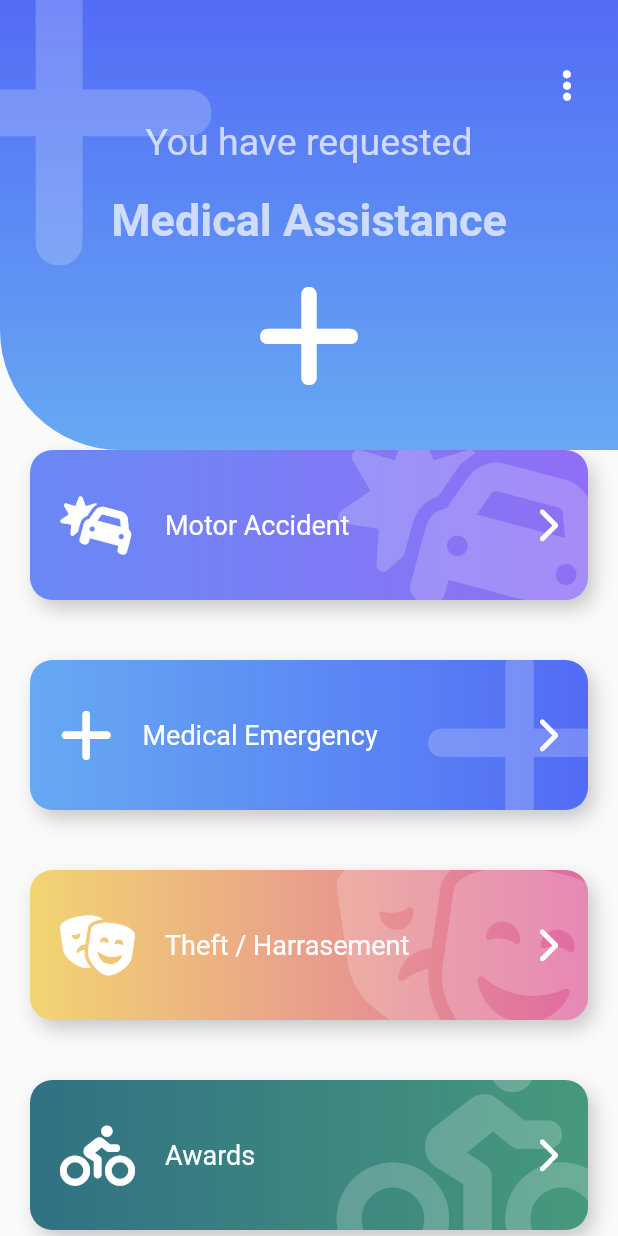
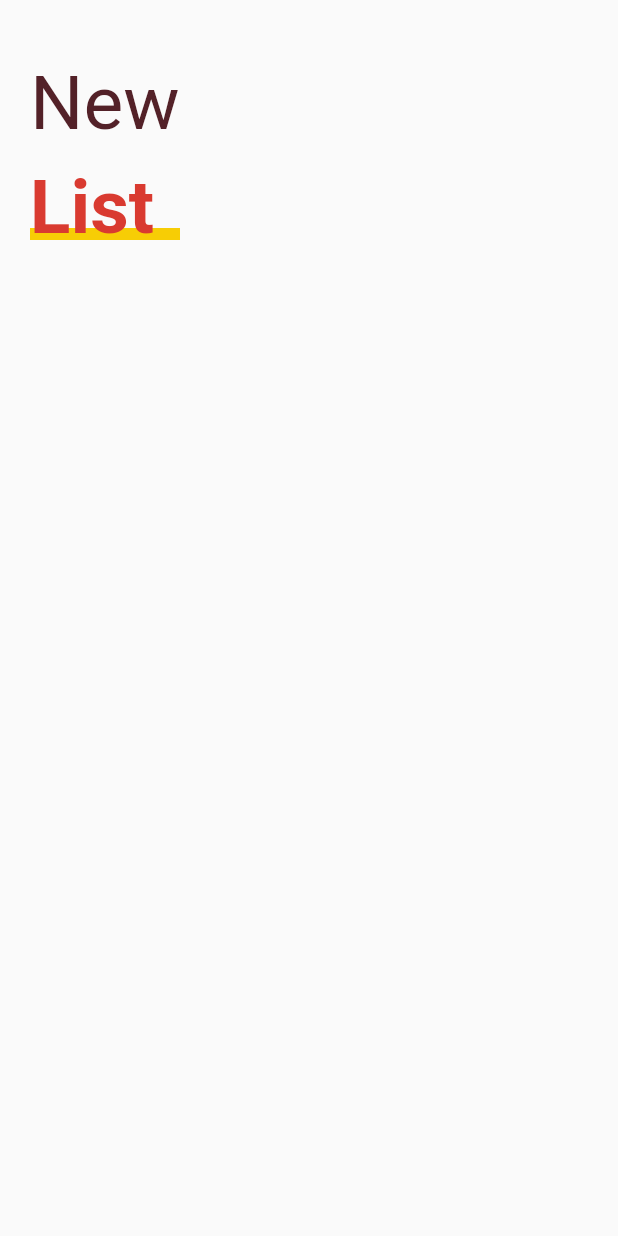
Before and after one commit to BryanParada/designsAppFM, a Flutter app: the screen it shows after launch, on a phone screen of 412 x 824 dp. Run offline on Flutter 3.47's test engine with Material 2 defaults, Android fonts, the phone set to English and light mode, and no system bars; our stand-ins replace animate_do, flutter_svg, font_awesome_flutter.

Commit message:
FM110 - basic design of Sliver APP

```diff
--- a/lib/main.dart
+++ b/lib/main.dart
@@ -5,7 +5,8 @@
 //import 'package:designs_backgrounds/src/pages/graphs_circular_page.dart';
 //import 'package:designs_backgrounds/src/pages/slideshow_page.dart';
 //import 'package:designs_backgrounds/src/pages/pinterest_page.dart';
-import 'package:designs_backgrounds/src/pages/emergency_page.dart';
+//import 'package:designs_backgrounds/src/pages/emergency_page.dart';
+import 'package:designs_backgrounds/src/pages/sliver_list_page.dart';
 import 'package:flutter/material.dart';
 
 void main() => runApp(const MyApp());
@@ -18,7 +19,7 @@ class MyApp extends StatelessWidget {
     return MaterialApp(
       debugShowCheckedModeBanner: false,
       title: 'Designs App',
-      home: EmergencyPage()
+      home: SliverListPage()
     );
   }
 }
--- a/lib/src/pages/emergency_page.dart
+++ b/lib/src/pages/emergency_page.dart
@@ -24,16 +24,16 @@ class EmergencyPage extends StatelessWidget {
 
 final items = <ItemButton>[
   new ItemButton( FontAwesomeIcons.carBurst, 'Motor Accident', Color(0xff6989F5), Color(0xff906EF5) ),
-  new ItemButton( FontAwesomeIcons.plus, 'Medical Emergency', Color(0xff66A9F2), Color(0xff536CF6) ),
-  new ItemButton( FontAwesomeIcons.masksTheater, 'Theft / Harrasement', Color(0xffF2D572), Color(0xffE06AA3) ),
+  new ItemButton( FontAwesomeIcons.plus, 'Medical Assistance', Color(0xff66A9F2), Color(0xff536CF6) ),
+  new ItemButton( FontAwesomeIcons.masksTheater, 'Theft / harassment', Color(0xffF2D572), Color(0xffE06AA3) ),
   new ItemButton( FontAwesomeIcons.personBiking, 'Awards', Color(0xff317183), Color(0xff46997D) ),
   new ItemButton( FontAwesomeIcons.carBurst, 'Motor Accident', Color(0xff6989F5), Color(0xff906EF5) ),
-  new ItemButton( FontAwesomeIcons.plus, 'Medical Emergency', Color(0xff66A9F2), Color(0xff536CF6) ),
-  new ItemButton( FontAwesomeIcons.masksTheater, 'Theft / Harrasement', Color(0xffF2D572), Color(0xffE06AA3) ),
+  new ItemButton( FontAwesomeIcons.plus, 'Medical Assistance', Color(0xff66A9F2), Color(0xff536CF6) ),
+  new ItemButton( FontAwesomeIcons.masksTheater, 'Theft / harassment', Color(0xffF2D572), Color(0xffE06AA3) ),
   new ItemButton( FontAwesomeIcons.personBiking, 'Awards', Color(0xff317183), Color(0xff46997D) ),
   new ItemButton( FontAwesomeIcons.carBurst, 'Motor Accident', Color(0xff6989F5), Color(0xff906EF5) ),
-  new ItemButton( FontAwesomeIcons.plus, 'Medical Emergency', Color(0xff66A9F2), Color(0xff536CF6) ),
-  new ItemButton( FontAwesomeIcons.masksTheater, 'Theft / Harrasement', Color(0xffF2D572), Color(0xffE06AA3) ),
+  new ItemButton( FontAwesomeIcons.plus, 'Medical Assistance', Color(0xff66A9F2), Color(0xff536CF6) ),
+  new ItemButton( FontAwesomeIcons.masksTheater, 'Theft / harassment', Color(0xffF2D572), Color(0xffE06AA3) ),
   new ItemButton( FontAwesomeIcons.personBiking, 'Awards', Color(0xff317183), Color(0xff46997D) ),
 ];
 
--- /dev/null
+++ b/lib/src/pages/sliver_list_page.dart
@@ -0,0 +1,80 @@
+import 'package:flutter/material.dart';
+
+
+class SliverListPage extends StatelessWidget {
+
+  @override
+  Widget build(BuildContext context) {
+    return Scaffold(
+      body: _Title(),
+      // body: _ListTasks(),
+   );
+  }
+}
+
+class _Title extends StatelessWidget {
+    @override
+  Widget build(BuildContext context) {
+    return Column(
+      children: <Widget>[
+        SizedBox(height: 30,),
+        Container(
+          margin: EdgeInsets.symmetric(horizontal: 20, vertical: 10),
+          child: Text('New', style: TextStyle(color: Color(0xff532128), fontSize: 50))
+        ),
+
+        Stack(
+          children: <Widget>[
+
+            SizedBox(width: 100,),
+
+            Positioned(
+              bottom: 8,
+              child: Container(
+                width: 130,
+                height: 8,
+                color: Color(0xffF7CD05),
+              ),
+            ),
+
+
+            Container(
+              child: Text('List', style: TextStyle(color: Color(0xffD93A30), fontSize: 50, fontWeight: FontWeight.bold)),
+            ),
+
+
+
+          ],
+        ),
+      ],
+    );
+  }
+}
+
+class _ListTasks extends StatelessWidget {
+
+  @override
+  Widget build(BuildContext context) {
+    return ListView.builder(
+      itemCount: 20,
+      itemBuilder: (BuildContext context, int index) => _ListItem(),
+    );
+  }
+}
+
+class _ListItem extends StatelessWidget {
+  @override
+  Widget build(BuildContext context) {
+    return Container(
+      child: Text('Orange', style: TextStyle(color: Colors.white, fontWeight: FontWeight.bold, fontSize: 20)),
+      padding: EdgeInsets.all(30),
+      alignment: Alignment.centerLeft,
+      height: 130,
+      margin: EdgeInsets.all(10),
+      decoration: BoxDecoration(
+        color: Colors.orange,
+        borderRadius: BorderRadius.circular(30)
+      ),
+    );
+  }
+}
```
